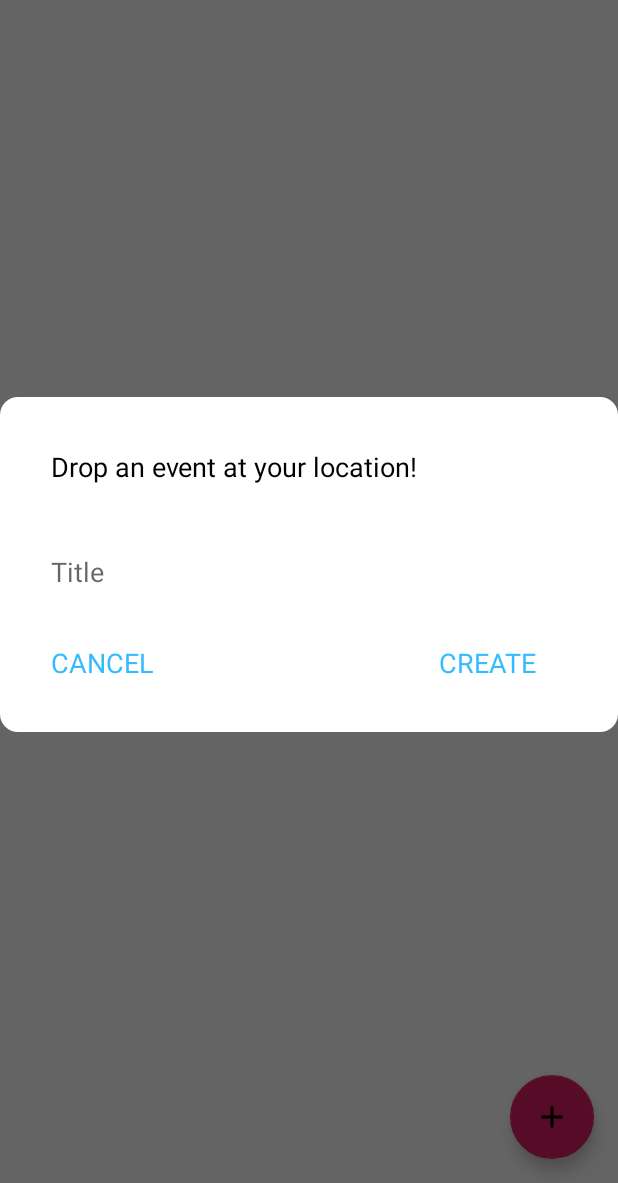
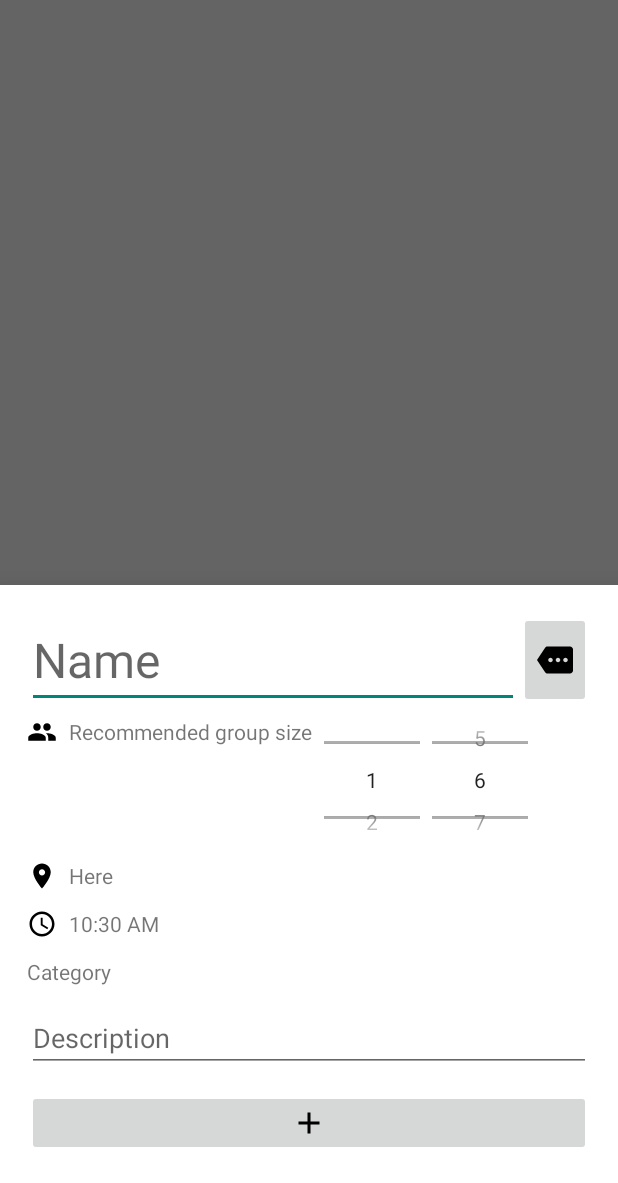
Before and after one commit to HugoKlepsch/poppin, an Android app: the MapsActivity screen opened directly, with no data from a screen before it, after a tap on "Create event", on a phone screen of 412 x 824 dp, the part 53-1236 px from its top. Run offline under Robolectric (Android 15) with nearby library versions, the phone set to English and light mode, and no system bars; our stand-ins replace Volley; libraries missing offline, so code that uses them is left out: com.google.maps.android.

Commit message:
Use createEventBottomSheetFragment to create events
* Removed old create event fragment

```diff
--- /dev/null
+++ b/android/app/src/main/java/com/example/poppin/CreateEventBottomSheetFragment.java
@@ -0,0 +1,131 @@
+package com.example.poppin;
+
+import android.os.Build;
+import android.os.Bundle;
+import android.view.LayoutInflater;
+import android.view.View;
+import android.view.ViewGroup;
+import android.view.WindowManager;
+import android.widget.EditText;
+import android.widget.ImageButton;
+import android.widget.ImageView;
+import android.widget.NumberPicker;
+import android.widget.TextView;
+
+import androidx.annotation.NonNull;
+import androidx.annotation.Nullable;
+import androidx.annotation.RequiresApi;
+
+import com.google.android.material.bottomsheet.BottomSheetDialogFragment;
+
+import java.text.ParseException;
+import java.util.Date;
+
+public class CreateEventBottomSheetFragment extends BottomSheetDialogFragment {
+
+    private EditText titleEdit;
+    private ImageButton categoryButton;
+    private NumberPicker groupSizeMin, groupSizeMax;
+    private TextView location, time, category;
+    private EditText description;
+    private ImageButton createEventButton;
+
+    private OnEventCreationListener listener;
+
+    public interface OnEventCreationListener {
+        void onEventCreate(Event event);
+    }
+
+    public CreateEventBottomSheetFragment(OnEventCreationListener listener) {
+        super();
+        this.listener = listener;
+    }
+
+
+    @Override
+    public void onCreate(@Nullable Bundle savedInstanceState) {
+        super.onCreate(savedInstanceState);
+    }
+
+
+    @RequiresApi(api = Build.VERSION_CODES.O)
+    @Override
+    public void onViewCreated(@NonNull View view, @Nullable Bundle savedInstanceState) {
+        Bundle bundle = this.getArguments();
+
+        titleEdit = view.findViewById(R.id.event_title);
+        categoryButton = view.findViewById(R.id.chooseCategoryButton);
+        setupGroupSizePickers(view);
+        location = view.findViewById(R.id.location);
+        time = view.findViewById(R.id.time);
+        category = view.findViewById(R.id.category);
+        description = view.findViewById(R.id.description);
+        createEventButton = view.findViewById(R.id.createEventButton);
+
+        try {
+            // Doing this just to get the current local time formatted right.
+            Event event = new Event(0, 0, "",
+                    new Date(),
+                    "", "", 99, 1);
+            time.setText(event.getLocalTime());
+        } catch (ParseException e) {
+            e.printStackTrace();
+            time.setText("XX:XX");
+        }
+
+        createEventButton.setOnClickListener(new View.OnClickListener() {
+            @Override
+            public void onClick(View v) {
+                try {
+                    Event event = new Event(0, 0, // These lat/lon aren't correct, but I can't figure out
+                                                  // How to get the location inside this fragment.
+                            titleEdit.getText().toString(),
+                            new Date(), // TODO get the time from user input on this fragment
+                            description.getText().toString(),
+                            category.getText().toString(),
+                            groupSizeMax.getValue(),
+                            groupSizeMin.getValue());
+
+                    listener.onEventCreate(event);
+                } catch (ParseException e) {
+                    e.printStackTrace();
+                }
+                getDialog().dismiss();
+            }
+        });
+
+        super.onViewCreated(view, savedInstanceState);
+    }
+
+    private void setupGroupSizePickers(View view) {
+        groupSizeMax = view.findViewById(R.id.recommended_group_size_max);
+        groupSizeMin = view.findViewById(R.id.recommended_group_size_min);
+
+        groupSizeMax.setMinValue(1);
+        groupSizeMin.setMinValue(1);
+
+        groupSizeMax.setMaxValue(99);
+        groupSizeMin.setMaxValue(99);
+
+        groupSizeMax.setWrapSelectorWheel(false);
+        groupSizeMin.setWrapSelectorWheel(false);
+
+        groupSizeMax.setValue(6);
+        groupSizeMin.setValue(1);
+
+        groupSizeMax.setClickable(false);
+        groupSizeMin.setClickable(false);
+        groupSizeMax.setLongClickable(false);
+        groupSizeMin.setLongClickable(false);
+    }
+
+    @Nullable
+    @Override
+    public View onCreateView(@NonNull LayoutInflater inflater, @Nullable ViewGroup container, @Nullable Bundle savedInstanceState) {
+        View rootview = inflater.inflate(R.layout.create_event_fragment_bottom_sheet, container, false);
+
+        getDialog().getWindow().setSoftInputMode(WindowManager.LayoutParams.SOFT_INPUT_ADJUST_RESIZE);
+
+        return rootview;
+    }
+}
--- a/android/app/src/main/java/com/example/poppin/CreateEventFragment.java
+++ /dev/null
@@ -1,88 +0,0 @@
-package com.example.poppin;
-
-import android.content.Context;
-import android.graphics.Color;
-import android.graphics.drawable.ColorDrawable;
-import android.os.Bundle;
-
-import android.util.Log;
-import android.view.LayoutInflater;
-import android.view.View;
-import android.view.ViewGroup;
-import android.view.Window;
-import android.widget.EditText;
-import android.widget.TextView;
-
-import androidx.annotation.NonNull;
-import androidx.annotation.Nullable;
-import androidx.fragment.app.DialogFragment;
-
-public class CreateEventFragment extends DialogFragment  {
-
-
-    private static final String TAG = "CreateEventFragment";
-
-    public interface OnInputListener {
-        void sendInput(String input);
-    }
-
-    public OnInputListener onInputListener;
-
-    private EditText mInput;
-
-    private TextView mActionOk, mActionCancel;
-
-
-    @Nullable
-    @Override
-    public View onCreateView(@NonNull LayoutInflater inflater, @Nullable ViewGroup container, @Nullable Bundle savedInstanceState) {
-        View view = inflater.inflate(R.layout.fragment_event, container, false);
-
-        // Set transparent background and no title
-        if (getDialog() != null && getDialog().getWindow() != null) {
-            getDialog().getWindow().setBackgroundDrawable(new ColorDrawable(Color.TRANSPARENT));
-        }
-
-        mActionCancel = view.findViewById(R.id.action_cancel);
-        mActionOk = view.findViewById(R.id.action_ok);
-        mInput = view.findViewById(R.id.input);
-
-        mActionCancel.setOnClickListener(new View.OnClickListener() {
-            @Override
-            public void onClick(View v) {
-                Log.d(TAG, "onClick: closing dialog");
-                getDialog().dismiss();
-            }
-        });
-
-
-        mActionOk.setOnClickListener(new View.OnClickListener() {
-            @Override
-            public void onClick(View v) {
-
-                String input = mInput.getText().toString();
-                onInputListener.sendInput(input); //How the data gets sent back
-                getDialog().dismiss();
-
-            }
-        });
-
-
-
-        return view;
-
-    }
-
-
-
-    @Override
-    public void onAttach(Context context) {
-        super.onAttach(context);
-        try {
-            onInputListener = (OnInputListener) getActivity();
-        } catch (ClassCastException e) {
-            Log.e(TAG, "onAttach: " + e.getMessage());
-        }
-    }
-
-}
--- a/android/app/src/main/java/com/example/poppin/MapsActivity.java
+++ b/android/app/src/main/java/com/example/poppin/MapsActivity.java
@@ -71,7 +71,7 @@ import java.util.Map;
 public class MapsActivity extends FragmentActivity
         implements
         OnMapReadyCallback,
-        CreateEventFragment.OnInputListener,
+        CreateEventBottomSheetFragment.OnEventCreationListener,
         GoogleMap.OnMarkerClickListener,
         GoogleMap.OnCameraIdleListener {
 
@@ -122,8 +122,11 @@ public class MapsActivity extends FragmentActivity
         createEventFAB.setOnClickListener(new View.OnClickListener() {
             @Override
             public void onClick(View view) {
-                CreateEventFragment fragment = new CreateEventFragment();
-                fragment.show(mFragmentManager, "Create Event");
+                Bundle bundle = new Bundle();
+                CreateEventBottomSheetFragment createEventBottomSheetFragment =
+                        new CreateEventBottomSheetFragment(MapsActivity.this);
+                createEventBottomSheetFragment.setArguments(bundle);
+                createEventBottomSheetFragment.show(getSupportFragmentManager(), "Create Event");
             }
         });
 
@@ -176,17 +179,10 @@ public class MapsActivity extends FragmentActivity
         }
     }
 
-
-
-
-    @RequiresApi(api = Build.VERSION_CODES.O)
-    public void sendInput(String input) {
-        Log.e(TAG, "got the input: " + input);
-        Toast.makeText(this, "Inputted:" + input, Toast.LENGTH_SHORT).show();
-
+    @Override
+    public void onEventCreate(Event event) {
         try {
             if (mLocationPermissionsGranted) {
-                try {
                 LocationManager locationManager =
                         (LocationManager) getSystemService(Context.LOCATION_SERVICE);
                 Criteria criteria = new Criteria();
@@ -195,18 +191,13 @@ public class MapsActivity extends FragmentActivity
                         .getLastKnownLocation(locationManager
                                 .getBestProvider(criteria, false));
 
-                    Event event = new Event(currentLocation.getLatitude(),
-                            currentLocation.getLongitude(), input, new Date(),
-                            "Description", // TODO description
-                            "", // TODO category
-                            99, 1); // TODO group size
+                event.setLocation(new LatLng(
+                        currentLocation.getLatitude(),
+                        currentLocation.getLongitude()));
 
                 sendEventToAPI(event);
 
                 addEventToMap(event);
-                } catch (ParseException e) {
-                    Log.e("ERROR", "Cannot create due to format parse error");
-                }
             }
         } catch (SecurityException e) {
             /* Permissions are not granted - get them */
--- /dev/null
+++ b/android/app/src/main/res/drawable/ic_category_default_24dp.xml
@@ -0,0 +1,9 @@
+<vector xmlns:android="http://schemas.android.com/apk/res/android"
+        android:width="24dp"
+        android:height="24dp"
+        android:viewportWidth="24.0"
+        android:viewportHeight="24.0">
+    <path
+        android:fillColor="#FF000000"
+        android:pathData="M22,3L7,3c-0.69,0 -1.23,0.35 -1.59,0.88L0,12l5.41,8.11c0.36,0.53 0.97,0.89 1.66,0.89L22,21c1.1,0 2,-0.9 2,-2L24,5c0,-1.1 -0.9,-2 -2,-2zM9,13.5c-0.83,0 -1.5,-0.67 -1.5,-1.5s0.67,-1.5 1.5,-1.5 1.5,0.67 1.5,1.5 -0.67,1.5 -1.5,1.5zM14,13.5c-0.83,0 -1.5,-0.67 -1.5,-1.5s0.67,-1.5 1.5,-1.5 1.5,0.67 1.5,1.5 -0.67,1.5 -1.5,1.5zM19,13.5c-0.83,0 -1.5,-0.67 -1.5,-1.5s0.67,-1.5 1.5,-1.5 1.5,0.67 1.5,1.5 -0.67,1.5 -1.5,1.5z"/>
+</vector>
--- /dev/null
+++ b/android/app/src/main/res/layout/create_event_fragment_bottom_sheet.xml
@@ -0,0 +1,140 @@
+<?xml version="1.0" encoding="utf-8"?>
+<LinearLayout xmlns:android="http://schemas.android.com/apk/res/android"
+    xmlns:app="http://schemas.android.com/apk/res-auto"
+    android:id="@+id/create_event_bottom_sheet"
+    android:layout_width="match_parent"
+    android:layout_height="wrap_content"
+    android:background="#ffffff"
+    android:orientation="vertical"
+    android:padding="18dp"
+    android:paddingHorizontal="20dp"
+    app:behavior_hideable="false"
+    app:behavior_peekHeight="100dp"
+    app:layout_behavior="android.support.design.widget.BottomSheetBehavior">
+
+    <LinearLayout
+        android:layout_width="match_parent"
+        android:layout_height="wrap_content"
+        android:orientation="horizontal">
+
+        <LinearLayout
+            android:layout_width="0dp"
+            android:layout_height="wrap_content"
+            android:layout_weight="0.90"
+            android:orientation="vertical">
+
+            <EditText
+                android:id="@+id/event_title"
+                android:layout_width="match_parent"
+                android:layout_height="wrap_content"
+                android:ems="10"
+                android:inputType="textPersonName"
+                android:hint="Name"
+                android:textSize="32sp" />
+
+        </LinearLayout>
+
+        <ImageButton
+            android:id="@+id/chooseCategoryButton"
+            android:layout_width="wrap_content"
+            android:layout_height="match_parent"
+            android:src="@drawable/ic_category_default_24dp"/>
+
+    </LinearLayout>
+
+    <LinearLayout
+        android:layout_width="match_parent"
+        android:layout_height="wrap_content"
+        android:layout_marginVertical="6dp">
+
+        <ImageView
+            android:layout_width="20dp"
+            android:layout_height="20dp"
+            android:src="@drawable/ic_group_black_24dp"/>
+
+        <TextView
+            android:id="@+id/recommended_group_size"
+            android:layout_width="wrap_content"
+            android:layout_height="wrap_content"
+            android:layout_marginLeft="8dp"
+            android:text="Recommended group size" />
+
+        <NumberPicker
+            android:id="@+id/recommended_group_size_min"
+            android:layout_width="wrap_content"
+            android:layout_marginLeft="8dp"
+            android:layout_height="84dp" />
+
+        <NumberPicker
+            android:id="@+id/recommended_group_size_max"
+            android:layout_width="wrap_content"
+            android:layout_marginLeft="8dp"
+            android:layout_height="84dp" />
+
+
+    </LinearLayout>
+
+
+    <LinearLayout
+        android:layout_width="match_parent"
+        android:layout_height="wrap_content"
+        android:layout_marginVertical="6dp">
+
+        <ImageView
+            android:layout_width="20dp"
+            android:layout_height="20dp"
+            android:src="@drawable/ic_location_on_black_24dp"/>
+
+        <TextView
+            android:id="@+id/location"
+            android:layout_width="wrap_content"
+            android:layout_height="wrap_content"
+            android:layout_marginLeft="8dp"
+
+            android:text="Here" />
+
+    </LinearLayout>
+
+    <LinearLayout
+        android:layout_width="match_parent"
+        android:layout_height="wrap_content"
+        android:layout_marginVertical="6dp">
+
+        <ImageView
+            android:layout_width="20dp"
+            android:layout_height="20dp"
+            android:src="@drawable/ic_access_time_black_24dp"/>
+
+        <TextView
+            android:id="@+id/time"
+            android:layout_width="wrap_content"
+            android:layout_height="wrap_content"
+            android:layout_marginLeft="8dp"
+
+            android:text="10:30pm" />
+
+    </LinearLayout>
+
+    <TextView
+        android:id="@+id/category"
+        android:layout_width="wrap_content"
+        android:layout_height="wrap_content"
+        android:layout_marginTop="6dp"
+        android:drawablePadding="16dp"
+        android:text="Category" />
+
+
+    <EditText
+        android:id="@+id/description"
+        android:layout_width="match_parent"
+        android:layout_height="wrap_content"
+        android:layout_marginVertical="12dp"
+        android:hint="Description" />
+
+    <ImageButton
+        android:id="@+id/createEventButton"
+        android:layout_width="match_parent"
+        android:layout_height="wrap_content"
+        android:src="@drawable/ic_add_black_24dp"/>
+
+</LinearLayout>
--- a/android/app/src/main/res/layout/fragment_event.xml
+++ /dev/null
@@ -1,64 +0,0 @@
-<?xml version="1.0" encoding="utf-8"?>
-<RelativeLayout
-    xmlns:android="http://schemas.android.com/apk/res/android"
-    xmlns:tools="http://schemas.android.com/tools"
-    android:layout_width="wrap_content"
-    android:layout_height="wrap_content"
-    android:background="@drawable/fragment_event_bg"
-    android:minWidth="260dp"
-    android:orientation="vertical"
-    android:padding="24dp"
-    tools:context=".MapsActivity">
-
-    <RelativeLayout
-        android:layout_width="match_parent"
-        android:layout_height="175dp"
-        android:layout_alignParentTop="true"
-        android:padding="10dp">
-
-        <TextView
-            android:id="@+id/heading"
-            android:layout_width="match_parent"
-            android:layout_height="wrap_content"
-            android:text="Drop an event at your location!"
-            android:textColor="#000"
-            android:textSize="18sp" />
-
-        <EditText
-            android:id="@+id/input"
-            android:layout_width="match_parent"
-            android:layout_height="wrap_content"
-            android:layout_below="@id/heading"
-            android:layout_centerHorizontal="true"
-            android:layout_marginTop="45dp"
-            android:background="@null"
-            android:hint="Title"
-            android:textColor="#000" />
-
-        <TextView
-            android:id="@+id/action_ok"
-            android:layout_width="wrap_content"
-            android:layout_height="wrap_content"
-            android:layout_alignParentRight="true"
-            android:layout_alignParentBottom="true"
-            android:layout_marginRight="20dp"
-            android:text="CREATE"
-            android:textColor="#33bbff"
-            android:textSize="18sp" />
-
-        <TextView
-            android:id="@+id/action_cancel"
-            android:layout_width="wrap_content"
-            android:layout_height="wrap_content"
-            android:layout_alignParentLeft="true"
-            android:layout_alignParentBottom="true"
-            android:layout_marginRight="20dp"
-            android:text="CANCEL"
-            android:textColor="#33bbff"
-            android:textSize="18sp" />
-
-    </RelativeLayout>
-
-
-
-</RelativeLayout>
```
Lines whose indentation alone changed are shown as unchanged.
